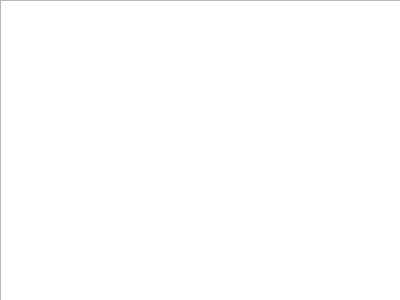
First picture: the form in aboutGUI.ui, repository world-XNB/Compiler, before the edit.
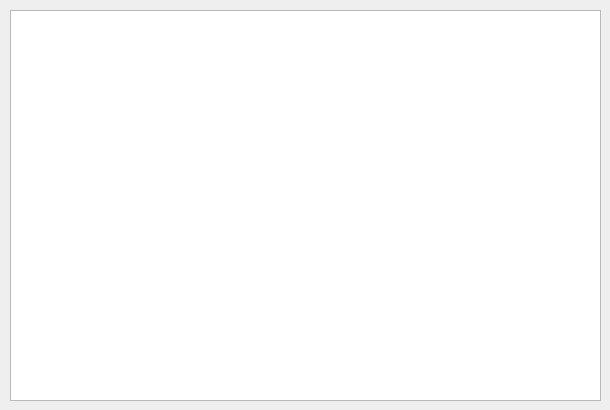
Second picture: the form after the edit.

```diff
--- a/aboutGUI.ui
+++ b/aboutGUI.ui
@@ -6,8 +6,8 @@
    <rect>
     <x>0</x>
     <y>0</y>
-    <width>400</width>
-    <height>300</height>
+    <width>610</width>
+    <height>410</height>
    </rect>
   </property>
   <property name="windowTitle">
@@ -16,10 +16,10 @@
   <widget class="QTextEdit" name="textEdit">
    <property name="geometry">
     <rect>
-     <x>0</x>
-     <y>0</y>
-     <width>401</width>
-     <height>301</height>
+     <x>10</x>
+     <y>10</y>
+     <width>591</width>
+     <height>391</height>
     </rect>
    </property>
   </widget>
```
